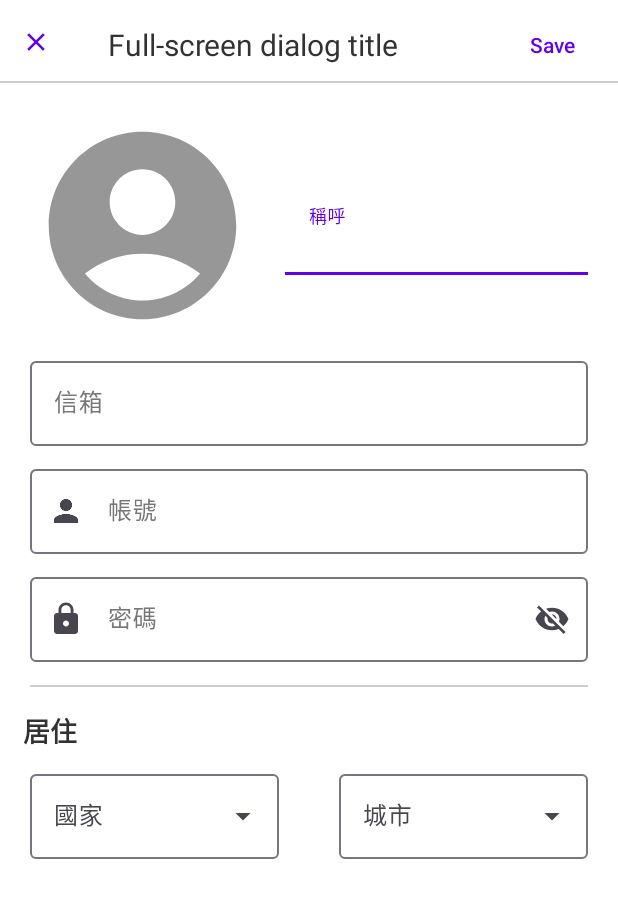
After one commit to Quuanna/MDCSubject, an Android app: the fragment FullScreenDialogFragment placed in its activity, on a phone screen of 412 x 824 dp. The commit adds this screen. Shown: the top 898 px of the screen. Run offline under Robolectric (Android 15) with nearby library versions, the phone set to English and light mode, and no system bars.

Commit message:
1. 新增 Bottom sheets、Dialogs、Divider、Menus的實作

```diff
--- a/app/build.gradle
+++ b/app/build.gradle
@@ -43,4 +43,6 @@ dependencies {
     testImplementation 'junit:junit:4.13.2'
     androidTestImplementation 'androidx.test.ext:junit:1.1.3'
     androidTestImplementation 'androidx.test.espresso:espresso-core:3.4.0'
+
+    implementation("androidx.drawerlayout:drawerlayout:1.1.1")
 }
--- /dev/null
+++ b/app/src/main/java/com/anna/mdcsubject/ui/dialogFragment/FullScreenDialogFragment.kt
@@ -0,0 +1,57 @@
+package com.anna.mdcsubject.ui.dialogFragment
+
+import android.os.Bundle
+import android.view.*
+import android.widget.Toast
+import androidx.fragment.app.DialogFragment
+import com.anna.mdcsubject.databinding.FullScreenDialogFragmentBinding
+import com.google.android.material.textfield.MaterialAutoCompleteTextView
+
+class FullScreenDialogFragment : DialogFragment() {
+
+    private var _binding: FullScreenDialogFragmentBinding? = null
+    private val binding get() = _binding
+
+
+    override fun onCreate(savedInstanceState: Bundle?) {
+        val dialog = super.onCreateDialog(savedInstanceState)
+        val window = dialog.window
+        window?.requestFeature(Window.FEATURE_NO_TITLE)
+        window?.setLayout(WindowManager.LayoutParams.MATCH_PARENT, WindowManager.LayoutParams.MATCH_PARENT)
+        setStyle(STYLE_NORMAL, android.R.style.Theme_Light_NoTitleBar_Fullscreen)
+        super.onCreate(savedInstanceState)
+    }
+
+    override fun onCreateView(
+        inflater: LayoutInflater,
+        container: ViewGroup?,
+        savedInstanceState: Bundle?
+    ): View? {
+        _binding = FullScreenDialogFragmentBinding.inflate(layoutInflater, container, false)
+        return binding?.root
+    }
+
+    override fun onViewCreated(view: View, savedInstanceState: Bundle?) {
+        super.onViewCreated(view, savedInstanceState)
+
+        initView()
+    }
+
+    private fun initView() {
+        binding?.btnClose?.setOnClickListener {
+            dialog?.dismiss()
+        }
+
+        binding?.btnSave?.setOnClickListener {
+            Toast.makeText(context, "實作儲存", Toast.LENGTH_LONG).show()
+        }
+
+
+        val exampleCountryItem = arrayOf("Item 1", "Item 2", "Item 3", "Item 4")
+        (binding?.textInputCountry?.editText as? MaterialAutoCompleteTextView)?.setSimpleItems(exampleCountryItem)
+
+        val exampleCityItems = arrayOf("Item 1", "Item 2", "Item 3", "Item 4")
+        (binding?.textInputCity?.editText as? MaterialAutoCompleteTextView)?.setSimpleItems(exampleCityItems)
+
+    }
+}
--- a/app/src/main/java/com/anna/mdcsubject/ui/fragment/ProductCardsFragment.kt
+++ b/app/src/main/java/com/anna/mdcsubject/ui/fragment/ProductCardsFragment.kt
@@ -7,6 +7,7 @@ import android.view.View
 import android.view.ViewGroup
 import android.widget.Toast
 import androidx.fragment.app.Fragment
+import androidx.fragment.app.FragmentTransaction
 import androidx.recyclerview.widget.GridLayoutManager
 import androidx.recyclerview.widget.LinearLayoutManager
 import androidx.recyclerview.widget.RecyclerView
@@ -15,6 +16,7 @@ import com.anna.mdcsubject.CardsType
 import com.anna.mdcsubject.R
 import com.anna.mdcsubject.databinding.FragmentProductCardsBinding
 import com.anna.mdcsubject.ui.bottomSheet.ModalBottomSheet
+import com.anna.mdcsubject.ui.dialogFragment.FullScreenDialogFragment
 import com.google.android.material.bottomsheet.BottomSheetDialog
 
 class ProductCardsFragment : Fragment() {
@@ -53,7 +55,7 @@ class ProductCardsFragment : Fragment() {
                     Toast.makeText(context, "開啟Bottom Sheet", Toast.LENGTH_LONG).show()
                     // 開啟Bottom Sheet
                     val modalBottomSheet = ModalBottomSheet()
-                    if(context != null) {
+                    if(activity != null) {
                         modalBottomSheet.show(requireActivity().supportFragmentManager, ModalBottomSheet.TAG)
                     }
                     true
@@ -150,6 +152,15 @@ class ProductCardsFragment : Fragment() {
                         false
                     }
                 }
+                R.id.account -> {
+                    // 使用者資料點擊開啟Full-screen dialogs
+                    if(activity != null) {
+                        requireActivity().supportFragmentManager.let {
+                            FullScreenDialogFragment().show(it, "")
+                        }
+                    }
+                    true
+                }
                 else -> false
             }
         }
--- /dev/null
+++ b/app/src/main/res/drawable/ic_arrow_drop_down.xml
@@ -0,0 +1,5 @@
+<vector android:height="24dp" android:tint="#979797"
+    android:viewportHeight="24" android:viewportWidth="24"
+    android:width="24dp" xmlns:android="http://schemas.android.com/apk/res/android">
+    <path android:fillColor="@android:color/white" android:pathData="M7,10l5,5 5,-5z"/>
+</vector>
--- /dev/null
+++ b/app/src/main/res/drawable/ic_lock.xml
@@ -0,0 +1,5 @@
+<vector android:height="24dp" android:tint="#979797"
+    android:viewportHeight="24" android:viewportWidth="24"
+    android:width="24dp" xmlns:android="http://schemas.android.com/apk/res/android">
+    <path android:fillColor="@android:color/white" android:pathData="M18,8h-1L17,6c0,-2.76 -2.24,-5 -5,-5S7,3.24 7,6v2L6,8c-1.1,0 -2,0.9 -2,2v10c0,1.1 0.9,2 2,2h12c1.1,0 2,-0.9 2,-2L20,10c0,-1.1 -0.9,-2 -2,-2zM12,17c-1.1,0 -2,-0.9 -2,-2s0.9,-2 2,-2 2,0.9 2,2 -0.9,2 -2,2zM15.1,8L8.9,8L8.9,6c0,-1.71 1.39,-3.1 3.1,-3.1 1.71,0 3.1,1.39 3.1,3.1v2z"/>
+</vector>
--- /dev/null
+++ b/app/src/main/res/layout/full_screen_dialog_fragment.xml
@@ -0,0 +1,210 @@
+<?xml version="1.0" encoding="utf-8"?>
+<androidx.constraintlayout.widget.ConstraintLayout xmlns:android="http://schemas.android.com/apk/res/android"
+    xmlns:app="http://schemas.android.com/apk/res-auto"
+    android:layout_width="match_parent"
+    android:layout_height="match_parent"
+    android:background="@color/white">
+
+    <!--Header -->
+    <!--Icon-->
+    <com.google.android.material.button.MaterialButton
+        android:id="@+id/btnClose"
+        style="@style/Widget.Material3.Button.IconButton"
+        android:layout_width="wrap_content"
+        android:layout_height="0dp"
+        android:layout_marginVertical="16dp"
+        app:icon="@drawable/ic_close"
+        app:layout_constraintBottom_toBottomOf="@id/divider1"
+        app:layout_constraintStart_toStartOf="parent"
+        app:layout_constraintTop_toTopOf="parent" />
+
+    <!--Headline -->
+    <TextView
+        android:id="@id/tvTitle"
+        android:layout_width="wrap_content"
+        android:layout_height="wrap_content"
+        android:layout_marginStart="24dp"
+        android:text="Full-screen dialog title"
+        android:textSize="20dp"
+        app:layout_constraintStart_toEndOf="@+id/btnClose"
+        app:layout_constraintTop_toTopOf="@id/btnClose" />
+
+    <!--Text button -->
+    <com.google.android.material.button.MaterialButton
+        android:id="@+id/btnSave"
+        style="@style/Widget.Material3.Button.TextButton"
+        android:layout_width="wrap_content"
+        android:layout_height="wrap_content"
+        android:text="Save"
+        app:layout_constraintBottom_toBottomOf="@id/tvTitle"
+        app:layout_constraintEnd_toEndOf="parent"
+        app:layout_constraintTop_toTopOf="@+id/tvTitle" />
+
+    <!--Divider (optional)-->
+    <com.google.android.material.divider.MaterialDivider
+        android:id="@+id/divider1"
+        android:layout_width="match_parent"
+        android:layout_height="wrap_content"
+        app:dividerColor="@color/gray"
+        app:layout_constraintEnd_toEndOf="parent"
+        app:layout_constraintStart_toStartOf="parent"
+        app:layout_constraintTop_toBottomOf="@id/btnSave" />
+
+    <!-- icon - 用戶的大頭貼 -->
+    <ImageView
+        android:id="@+id/imageUser"
+        android:layout_width="150dp"
+        android:layout_height="150dp"
+        android:layout_margin="20dp"
+        app:layout_constraintStart_toStartOf="parent"
+        app:layout_constraintTop_toBottomOf="@+id/divider1"
+        app:srcCompat="@drawable/ic_account" />
+
+    <!--Filled text field - 稱呼-->
+    <com.google.android.material.textfield.TextInputLayout
+        android:id="@+id/textInputName"
+        style="@style/Widget.Material3.TextInputLayout.FilledBox"
+        android:layout_width="0dp"
+        android:layout_height="wrap_content"
+        android:layout_marginHorizontal="20dp"
+        android:layout_marginTop="10dp"
+        android:hint="稱呼"
+        android:textColorHint="@color/dark_gray"
+        app:boxBackgroundColor="@color/white"
+        app:endIconMode="clear_text"
+        app:layout_constraintBottom_toBottomOf="@id/imageUser"
+        app:layout_constraintEnd_toEndOf="parent"
+        app:layout_constraintStart_toEndOf="@id/imageUser"
+        app:layout_constraintTop_toTopOf="@id/imageUser">
+
+        <com.google.android.material.textfield.TextInputEditText
+            android:layout_width="match_parent"
+            android:layout_height="wrap_content" />
+
+    </com.google.android.material.textfield.TextInputLayout>
+
+    <!--Outlined text field - 信箱-->
+    <com.google.android.material.textfield.TextInputLayout
+        android:id="@+id/textInputEmail"
+        android:layout_width="match_parent"
+        android:layout_height="wrap_content"
+        android:layout_marginHorizontal="20dp"
+        android:layout_marginTop="10dp"
+        android:hint="信箱"
+        android:textColorHint="@color/dark_gray"
+        app:endIconMode="clear_text"
+        app:layout_constraintEnd_toEndOf="parent"
+        app:layout_constraintStart_toStartOf="parent"
+        app:layout_constraintTop_toBottomOf="@id/imageUser">
+
+        <com.google.android.material.textfield.TextInputEditText
+            android:layout_width="match_parent"
+            android:layout_height="wrap_content" />
+
+    </com.google.android.material.textfield.TextInputLayout>
+
+    <!--Outlined text field - 帳號-->
+    <com.google.android.material.textfield.TextInputLayout
+        android:id="@+id/textInputAccountNumber"
+        android:layout_width="match_parent"
+        android:layout_height="wrap_content"
+        android:layout_marginHorizontal="20dp"
+        android:layout_marginTop="10dp"
+        android:hint="帳號"
+        android:textColorHint="@color/dark_gray"
+        app:endIconMode="clear_text"
+        app:layout_constraintEnd_toEndOf="parent"
+        app:layout_constraintStart_toStartOf="parent"
+        app:layout_constraintTop_toBottomOf="@id/textInputEmail"
+        app:startIconDrawable="@drawable/ic_person">
+
+        <com.google.android.material.textfield.TextInputEditText
+            android:layout_width="match_parent"
+            android:layout_height="wrap_content" />
+
+    </com.google.android.material.textfield.TextInputLayout>
+
+    <!--Outlined text field - 密碼-->
+    <com.google.android.material.textfield.TextInputLayout
+        android:id="@+id/textInputPassword"
+        android:layout_width="match_parent"
+        android:layout_height="wrap_content"
+        android:layout_marginHorizontal="20dp"
+        android:layout_marginTop="10dp"
+        android:hint="密碼"
+        android:textColorHint="@color/dark_gray"
+        app:endIconMode="password_toggle"
+        app:layout_constraintEnd_toEndOf="parent"
+        app:layout_constraintStart_toStartOf="parent"
+        app:layout_constraintTop_toBottomOf="@id/textInputAccountNumber"
+        app:startIconDrawable="@drawable/ic_lock">
+
+        <com.google.android.material.textfield.TextInputEditText
+            android:layout_width="match_parent"
+            android:layout_height="wrap_content" />
+
+    </com.google.android.material.textfield.TextInputLayout>
+
+    <com.google.android.material.divider.MaterialDivider
+        android:id="@+id/divider2"
+        android:layout_width="match_parent"
+        android:layout_height="wrap_content"
+        android:layout_marginTop="15dp"
+        app:dividerColor="@color/gray"
+        app:dividerInsetEnd="20dp"
+        app:dividerInsetStart="20dp"
+        app:layout_constraintEnd_toEndOf="parent"
+        app:layout_constraintStart_toStartOf="parent"
+        app:layout_constraintTop_toBottomOf="@id/textInputPassword" />
+
+    <TextView
+        android:id="@+id/tvTheme"
+        android:layout_width="wrap_content"
+        android:layout_height="wrap_content"
+        android:layout_margin="15dp"
+        android:text="居住"
+        android:textSize="18dp"
+        android:textStyle="bold"
+        app:layout_constraintStart_toStartOf="parent"
+        app:layout_constraintTop_toBottomOf="@+id/divider2" />
+
+    <!--OutlinedBox.ExposedDropdownMenu - 國家-->
+    <com.google.android.material.textfield.TextInputLayout
+        android:id="@+id/textInputCountry"
+        style="@style/Widget.Material3.TextInputLayout.OutlinedBox.ExposedDropdownMenu"
+        android:layout_width="0dp"
+        android:layout_height="wrap_content"
+        android:layout_marginHorizontal="20dp"
+        android:layout_marginTop="10dp"
+        android:hint="國家"
+        app:layout_constraintEnd_toStartOf="@+id/textInputCity"
+        app:layout_constraintStart_toStartOf="parent"
+        app:layout_constraintTop_toBottomOf="@id/tvTheme">
+
+        <AutoCompleteTextView
+            android:layout_width="match_parent"
+            android:layout_height="wrap_content"
+            android:inputType="none" />
+    </com.google.android.material.textfield.TextInputLayout>
+
+    <!--OutlinedBox.ExposedDropdownMenu - 城市-->
+    <com.google.android.material.textfield.TextInputLayout
+        android:id="@+id/textInputCity"
+        style="@style/Widget.Material3.TextInputLayout.OutlinedBox.ExposedDropdownMenu"
+        android:layout_width="0dp"
+        android:layout_height="wrap_content"
+        android:layout_marginHorizontal="20dp"
+        android:layout_marginTop="10dp"
+        android:hint="城市"
+        app:layout_constraintEnd_toEndOf="parent"
+        app:layout_constraintStart_toEndOf="@id/textInputCountry"
+        app:layout_constraintTop_toBottomOf="@id/tvTheme">
+
+        <AutoCompleteTextView
+            android:layout_width="match_parent"
+            android:layout_height="wrap_content"
+            android:inputType="none" />
+    </com.google.android.material.textfield.TextInputLayout>
+
+
+</androidx.constraintlayout.widget.ConstraintLayout>
--- a/app/src/main/res/menu/bottom_app_bar.xml
+++ b/app/src/main/res/menu/bottom_app_bar.xml
@@ -15,4 +15,10 @@
         android:title="收藏"
         app:showAsAction="ifRoom" />
 
+    <item
+        android:id="@+id/account"
+        android:icon="@drawable/ic_account"
+        android:title="用戶"
+        app:showAsAction="ifRoom" />
+
 </menu>
--- a/app/src/main/res/values/colors.xml
+++ b/app/src/main/res/values/colors.xml
@@ -8,4 +8,5 @@
     <color name="black">#FF000000</color>
     <color name="white">#FFFFFFFF</color>
     <color name="gray">#CDCDCD</color>
+    <color name="dark_gray">#777777</color>
 </resources>
```
